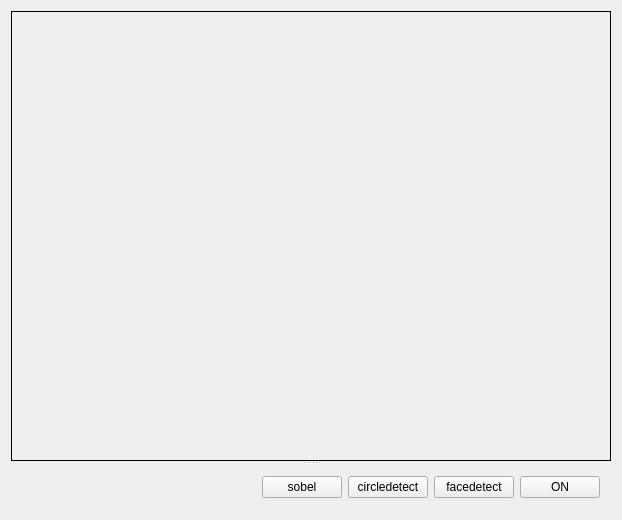
lxgouc/opencv-camera, file simple-opencv-camera/widget.ui: the form before one commit.
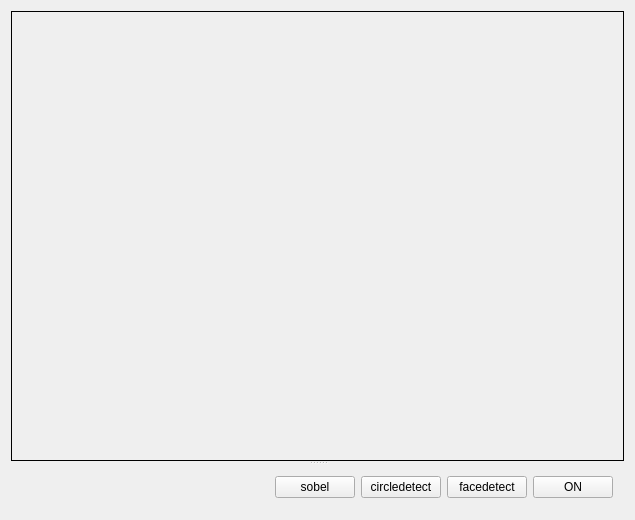
The form after the commit.

The edit to the form file:
```diff
--- a/simple-opencv-camera/widget.ui
+++ b/simple-opencv-camera/widget.ui
@@ -6,7 +6,7 @@
    <rect>
     <x>0</x>
     <y>0</y>
-    <width>620</width>
+    <width>635</width>
     <height>504</height>
    </rect>
   </property>
```
